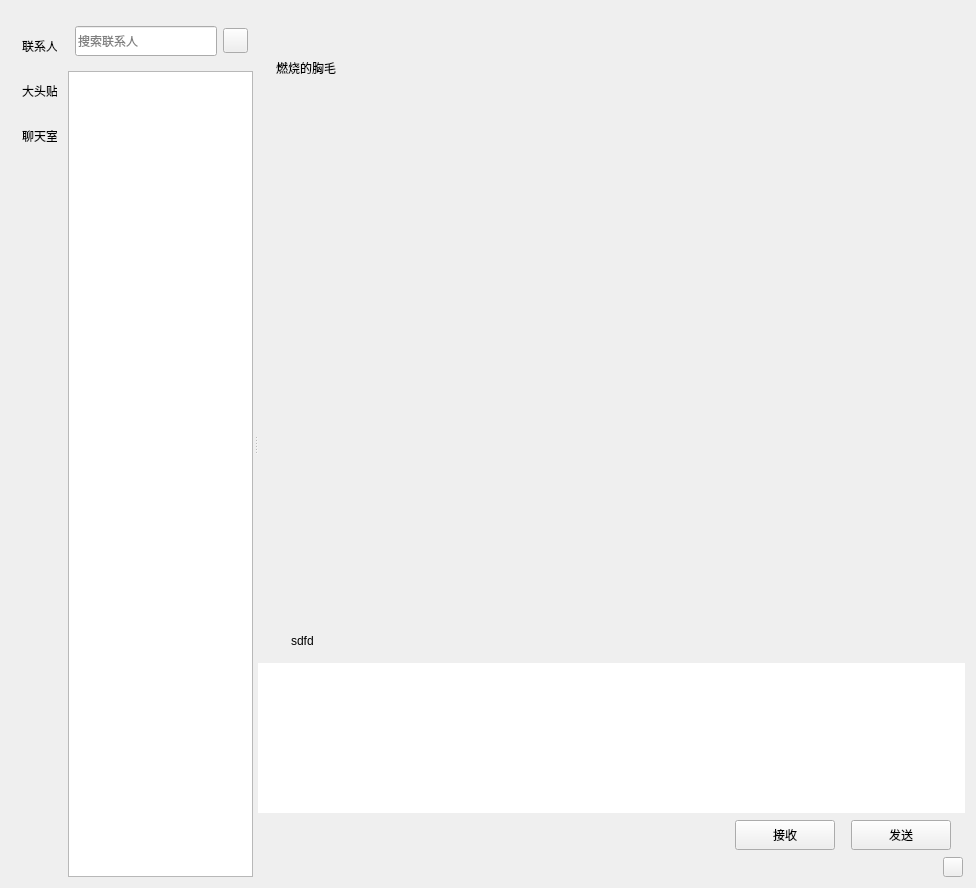
First picture: the form in Resource/Skin/ChatWgt.ui, repository CNGoSeI/IMClient, before the edit.
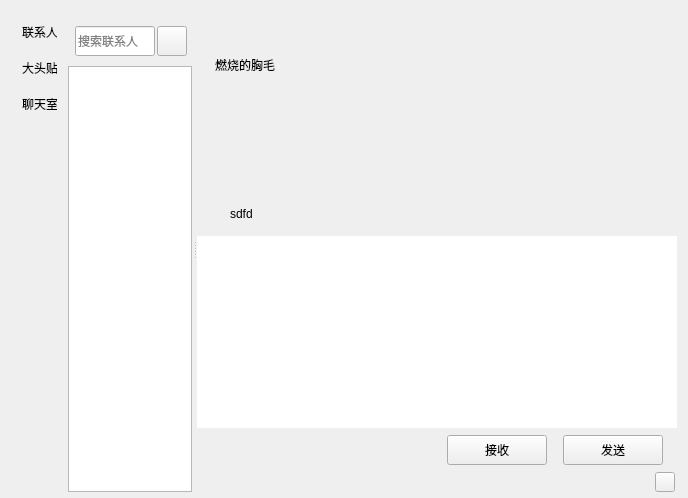
Second picture: the form after the edit. Icons and pictures are not drawn. Custom widgets are drawn as their Qt base class.

```diff
--- a/Resource/Skin/ChatWgt.ui
+++ b/Resource/Skin/ChatWgt.ui
@@ -6,8 +6,8 @@
    <rect>
     <x>0</x>
     <y>0</y>
-    <width>976</width>
-    <height>888</height>
+    <width>688</width>
+    <height>498</height>
    </rect>
   </property>
   <property name="maximumSize">
@@ -23,6 +23,12 @@
    <double>1.000000000000000</double>
   </property>
   <layout class="QVBoxLayout" name="verticalLayout">
+   <property name="topMargin">
+    <number>6</number>
+   </property>
+   <property name="bottomMargin">
+    <number>6</number>
+   </property>
    <item>
     <widget class="QWidget" name="widget" native="true">
      <layout class="QVBoxLayout" name="verticalLayout_9">
@@ -62,7 +68,7 @@
          <item>
           <widget class="QWidget" name="side_bar" native="true">
            <property name="sizePolicy">
-            <sizepolicy hsizetype="Preferred" vsizetype="Expanding">
+            <sizepolicy hsizetype="Fixed" vsizetype="Expanding">
              <horstretch>0</horstretch>
              <verstretch>0</verstretch>
             </sizepolicy>
@@ -103,7 +109,7 @@
               <property name="minimumSize">
                <size>
                 <width>45</width>
-                <height>150</height>
+                <height>0</height>
                </size>
               </property>
               <property name="maximumSize">
@@ -130,6 +136,12 @@
                </property>
                <item>
                 <widget class="QLabel" name="Lab_ContactSide">
+                 <property name="sizePolicy">
+                  <sizepolicy hsizetype="Preferred" vsizetype="Fixed">
+                   <horstretch>0</horstretch>
+                   <verstretch>0</verstretch>
+                  </sizepolicy>
+                 </property>
                  <property name="minimumSize">
                   <size>
                    <width>35</width>
@@ -149,6 +161,12 @@
                </item>
                <item>
                 <widget class="QLabel" name="Lab_Head">
+                 <property name="sizePolicy">
+                  <sizepolicy hsizetype="Preferred" vsizetype="Fixed">
+                   <horstretch>0</horstretch>
+                   <verstretch>0</verstretch>
+                  </sizepolicy>
+                 </property>
                  <property name="minimumSize">
                   <size>
                    <width>35</width>
@@ -168,6 +186,12 @@
                </item>
                <item>
                 <widget class="QLabel" name="Lab_ChatSide">
+                 <property name="sizePolicy">
+                  <sizepolicy hsizetype="Preferred" vsizetype="Fixed">
+                   <horstretch>0</horstretch>
+                   <verstretch>0</verstretch>
+                  </sizepolicy>
+                 </property>
                  <property name="minimumSize">
                   <size>
                    <width>35</width>
@@ -193,6 +217,9 @@
               <property name="orientation">
                <enum>Qt::Vertical</enum>
               </property>
+              <property name="sizeType">
+               <enum>QSizePolicy::Expanding</enum>
+              </property>
               <property name="sizeHint" stdset="0">
                <size>
                 <width>20</width>
@@ -242,9 +269,15 @@
               <property name="frameShadow">
                <enum>QFrame::Raised</enum>
               </property>
+              <property name="midLineWidth">
+               <number>0</number>
+              </property>
               <property name="orientation">
                <enum>Qt::Horizontal</enum>
               </property>
+              <property name="handleWidth">
+               <number>4</number>
+              </property>
               <widget class="QFrame" name="Wgt_ChatSearch">
                <property name="sizePolicy">
                 <sizepolicy hsizetype="Expanding" vsizetype="Expanding">
@@ -254,7 +287,7 @@
                </property>
                <property name="minimumSize">
                 <size>
-                 <width>50</width>
+                 <width>100</width>
                  <height>0</height>
                 </size>
                </property>
@@ -292,7 +325,7 @@
                 <item>
                  <widget class="QWidget" name="Wgt_ChatSearchTitle" native="true">
                   <property name="sizePolicy">
-                   <sizepolicy hsizetype="Expanding" vsizetype="Preferred">
+                   <sizepolicy hsizetype="Expanding" vsizetype="Fixed">
                     <horstretch>0</horstretch>
                     <verstretch>0</verstretch>
                    </sizepolicy>
@@ -300,7 +333,7 @@
                   <property name="minimumSize">
                    <size>
                     <width>0</width>
-                    <height>60</height>
+                    <height>0</height>
                    </size>
                   </property>
                   <property name="maximumSize">
@@ -311,19 +344,19 @@
                   </property>
                   <layout class="QHBoxLayout" name="horizontalLayout_2">
                    <property name="spacing">
-                    <number>6</number>
+                    <number>2</number>
                    </property>
                    <property name="leftMargin">
                     <number>8</number>
                    </property>
                    <property name="topMargin">
-                    <number>4</number>
+                    <number>20</number>
                    </property>
                    <property name="rightMargin">
                     <number>6</number>
                    </property>
                    <property name="bottomMargin">
-                    <number>4</number>
+                    <number>20</number>
                    </property>
                    <item>
                     <widget class="QLineEdit" name="Edt_Search">
@@ -363,32 +396,18 @@
                      </property>
                      <property name="minimumSize">
                       <size>
-                       <width>25</width>
-                       <height>25</height>
+                       <width>30</width>
+                       <height>30</height>
                       </size>
                      </property>
                      <property name="maximumSize">
                       <size>
-                       <width>25</width>
-                       <height>25</height>
+                       <width>30</width>
+                       <height>30</height>
                       </size>
                      </property>
                      <property name="styleSheet">
-                      <string notr="true">/* 强制覆盖所有父类样式 */
-QWidget &gt; QPushButton {
-    background-color: rgba(255,255,255,0) !important;  /* 完全透明背景[1,3](@ref) */
-    border: none !important;                           /* 消除默认边框[1](@ref) */
-    padding: 0px;                                      /* 消除内边距 */
-    margin: 0px;                                       /* 消除外边距 */
-    outline: none;                                     /* 移除焦点边框[6](@ref) */
-}
-
-/* 悬浮状态 */
-QPushButton:hover {
-    background-color: rgba(227,93,151,0.15);          /* 半透明粉色背景[7](@ref) */
-    transform: translateY(-1px);                       /* 上移1像素模拟浮动效果[8](@ref) */
-    qproperty-icon: url(:/images/btn_hover.png);       /* 更换悬停图标[4](@ref) */
-}</string>
+                      <string notr="true"/>
                      </property>
                      <property name="text">
                       <string/>
@@ -399,8 +418,8 @@
                      </property>
                      <property name="iconSize">
                       <size>
-                       <width>18</width>
-                       <height>18</height>
+                       <width>22</width>
+                       <height>22</height>
                       </size>
                      </property>
                     </widget>
@@ -545,17 +564,59 @@
                   <property name="minimumSize">
                    <size>
                     <width>0</width>
-                    <height>25</height>
+                    <height>30</height>
                    </size>
                   </property>
+                  <property name="maximumSize">
+                   <size>
+                    <width>16777215</width>
+                    <height>30</height>
+                   </size>
+                  </property>
+                  <layout class="QHBoxLayout" name="horizontalLayout_9">
+                   <property name="spacing">
+                    <number>2</number>
+                   </property>
+                   <property name="leftMargin">
+                    <number>0</number>
+                   </property>
+                   <property name="topMargin">
+                    <number>2</number>
+                   </property>
+                   <property name="rightMargin">
+                    <number>2</number>
+                   </property>
+                   <property name="bottomMargin">
+                    <number>0</number>
+                   </property>
+                   <item>
+                    <spacer name="horizontalSpacer_6">
+                     <property name="orientation">
+                      <enum>Qt::Horizontal</enum>
+                     </property>
+                     <property name="sizeHint" stdset="0">
+                      <size>
+                       <width>478</width>
+                       <height>20</height>
+                      </size>
+                     </property>
+                    </spacer>
+                   </item>
+                  </layout>
                  </widget>
                 </item>
                 <item>
                  <widget class="QWidget" name="title_wid" native="true">
+                  <property name="sizePolicy">
+                   <sizepolicy hsizetype="Preferred" vsizetype="Fixed">
+                    <horstretch>0</horstretch>
+                    <verstretch>0</verstretch>
+                   </sizepolicy>
+                  </property>
                   <property name="minimumSize">
                    <size>
                     <width>0</width>
-                    <height>60</height>
+                    <height>0</height>
                    </size>
                   </property>
                   <property name="maximumSize">
@@ -592,16 +653,34 @@
                 </item>
                 <item>
                  <widget class="QWidget" name="data_wid" native="true">
+                  <property name="sizePolicy">
+                   <sizepolicy hsizetype="Preferred" vsizetype="Expanding">
+                    <horstretch>0</horstretch>
+                    <verstretch>0</verstretch>
+                   </sizepolicy>
+                  </property>
                   <property name="minimumSize">
                    <size>
-                    <width>560</width>
-                    <height>450</height>
+                    <width>0</width>
+                    <height>0</height>
+                   </size>
+                  </property>
+                  <property name="maximumSize">
+                   <size>
+                    <width>16777215</width>
+                    <height>65536</height>
                    </size>
                   </property>
                  </widget>
                 </item>
                 <item>
                  <widget class="QWidget" name="tool_wid" native="true">
+                  <property name="sizePolicy">
+                   <sizepolicy hsizetype="Preferred" vsizetype="Fixed">
+                    <horstretch>0</horstretch>
+                    <verstretch>0</verstretch>
+                   </sizepolicy>
+                  </property>
                   <property name="minimumSize">
                    <size>
                     <width>0</width>
@@ -683,16 +762,22 @@
                 </item>
                 <item>
                  <widget class="QTextEdit" name="Edt_Chat">
+                  <property name="sizePolicy">
+                   <sizepolicy hsizetype="Expanding" vsizetype="Preferred">
+                    <horstretch>0</horstretch>
+                    <verstretch>0</verstretch>
+                   </sizepolicy>
+                  </property>
                   <property name="minimumSize">
                    <size>
                     <width>0</width>
-                    <height>150</height>
+                    <height>0</height>
                    </size>
                   </property>
                   <property name="maximumSize">
                    <size>
                     <width>16777215</width>
-                    <height>150</height>
+                    <height>550</height>
                    </size>
                   </property>
                   <property name="frameShape">
```
